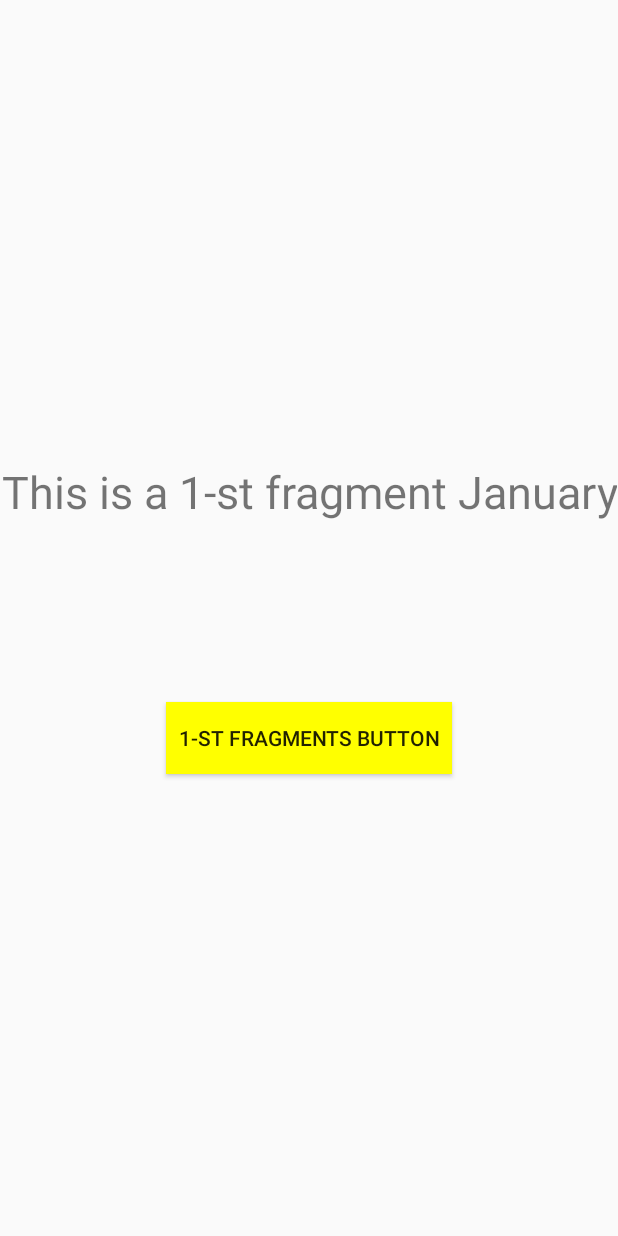
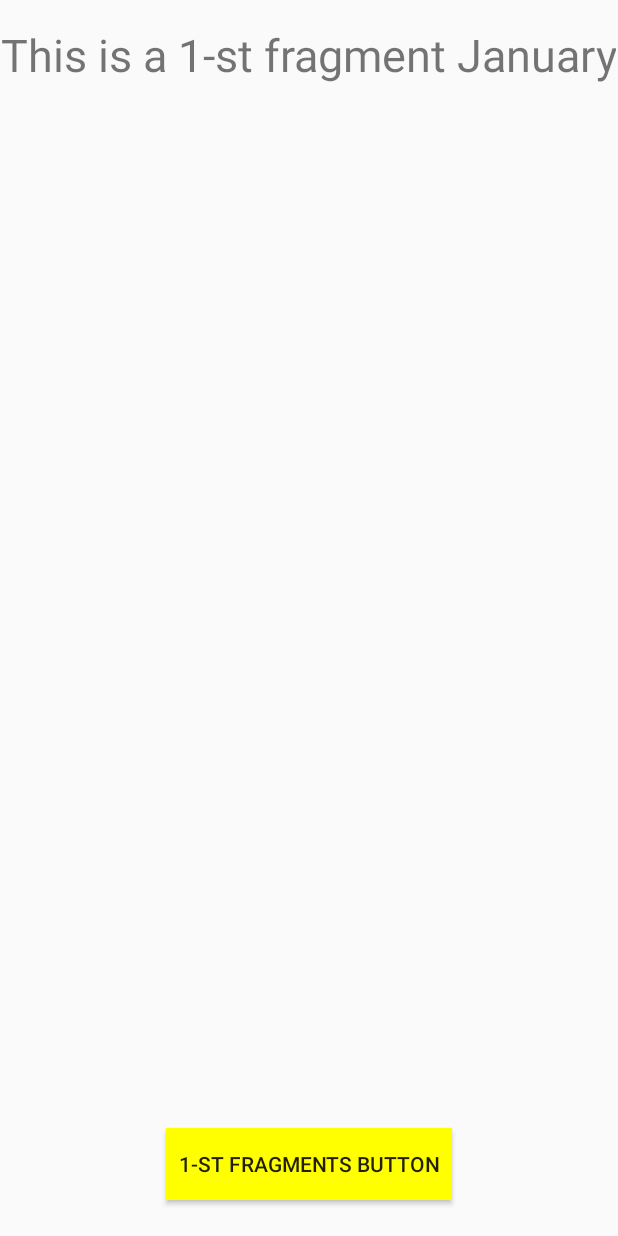
Before and after one commit to StanlyT/ObservableStudyingApp, an Android app: the screen it shows after launch (MainActivity), on a phone screen of 412 x 824 dp. Run offline under Robolectric (Android 15) with nearby library versions, the phone set to English and light mode, and no system bars.

Commit message:
Added RelativeLayout in first fragment

```diff
--- a/app/src/main/java/com/bignerdranch/android/mysecondfragment/MainActivity.java
+++ b/app/src/main/java/com/bignerdranch/android/mysecondfragment/MainActivity.java
@@ -113,7 +113,11 @@ public class MainActivity extends FragmentActivity {
     @Override
     public void onBackPressed() {
         super.onBackPressed();
-
+        if(fragmentManager.getBackStackEntryCount() == 1){
+            finish();
+        } else {
+            super.onBackPressed();
+        }
     }
 
     @Override
--- a/app/src/main/res/layout/first_fragment_layout.xml
+++ b/app/src/main/res/layout/first_fragment_layout.xml
@@ -5,12 +5,15 @@
     android:layout_width="match_parent"
     android:layout_height="match_parent"
     android:gravity="center">
+    <RelativeLayout
+        android:layout_width="match_parent"
+        android:layout_height="match_parent">
         <TextView
             android:id="@+id/first_textview_fragment"
             android:layout_width="wrap_content"
             android:layout_height="wrap_content"
             android:textSize="30sp"
-        android:layout_marginBottom="60dp"
+            android:layout_marginTop="16dp"
             android:textAlignment="center"
             android:text="This is a 1-st fragment January"/>
         <Button
@@ -18,7 +21,10 @@
             android:layout_width="wrap_content"
             android:layout_height="wrap_content"
             android:background="#FFFF00"
-        android:layout_marginTop="60dp"
+            android:layout_margin="24dp"
             android:padding="8dp"
+            android:layout_centerHorizontal="true"
+            android:layout_alignParentBottom="true"
             android:text="1-st fragments button"/>
+    </RelativeLayout>
 </LinearLayout>
```
Lines whose indentation alone changed are shown as unchanged.
